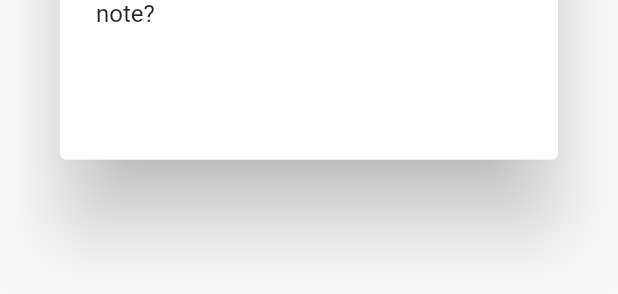
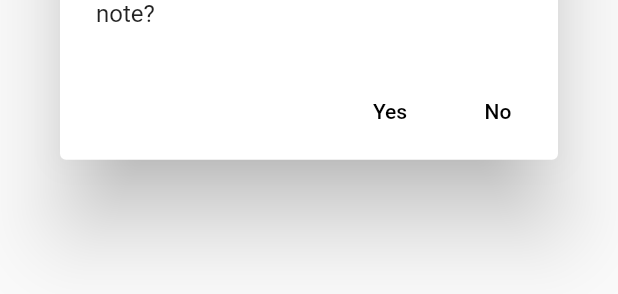
Before and after one commit to martinericksonn/Lapetaje---Consuming-Notes-API-Exercise, a Flutter app: the NoteDelete widget shown alone on an empty page, opened directly, on a phone screen of 412 x 824 dp. Shown: the part 603-897 px from the top of the screen. Run offline on Flutter 3.47's test engine with Material 2 defaults, Android fonts, the phone set to English and light mode, and no system bars; our stand-ins replace chopper, get_it, roundcheckbox; network calls fail.

Commit message:
finalizing UI

```diff
--- a/noto/lib/src/widgets/note_delete.dart
+++ b/noto/lib/src/widgets/note_delete.dart
@@ -4,17 +4,23 @@ class NoteDelete extends StatelessWidget {
   @override
   Widget build(BuildContext context) {
     return AlertDialog(
-      title: Text('Warning'),
-      content: Text('Are you sure you want to delete this note?'),
+      title: const Text('Warning'),
+      content: const Text('Are you sure you want to delete this note?'),
       actions: <Widget>[
         TextButton(
-          child: Text('Yes'),
+          child: const Text(
+            'Yes',
+            style: TextStyle(color: Colors.black),
+          ),
           onPressed: () {
             Navigator.of(context).pop(true);
           },
         ),
         TextButton(
-          child: Text('No'),
+          child: const Text(
+            'No',
+            style: TextStyle(color: Colors.black),
+          ),
           onPressed: () {
             Navigator.of(context).pop(false);
           },
```
Also changed, not shown: noto/lib/src/view/form.dart (+19 -8 lines), noto/lib/src/view/notes_view.dart (+45 -72 lines), noto/lib/src/widgets/note_card.dart (+17 -22 lines).
